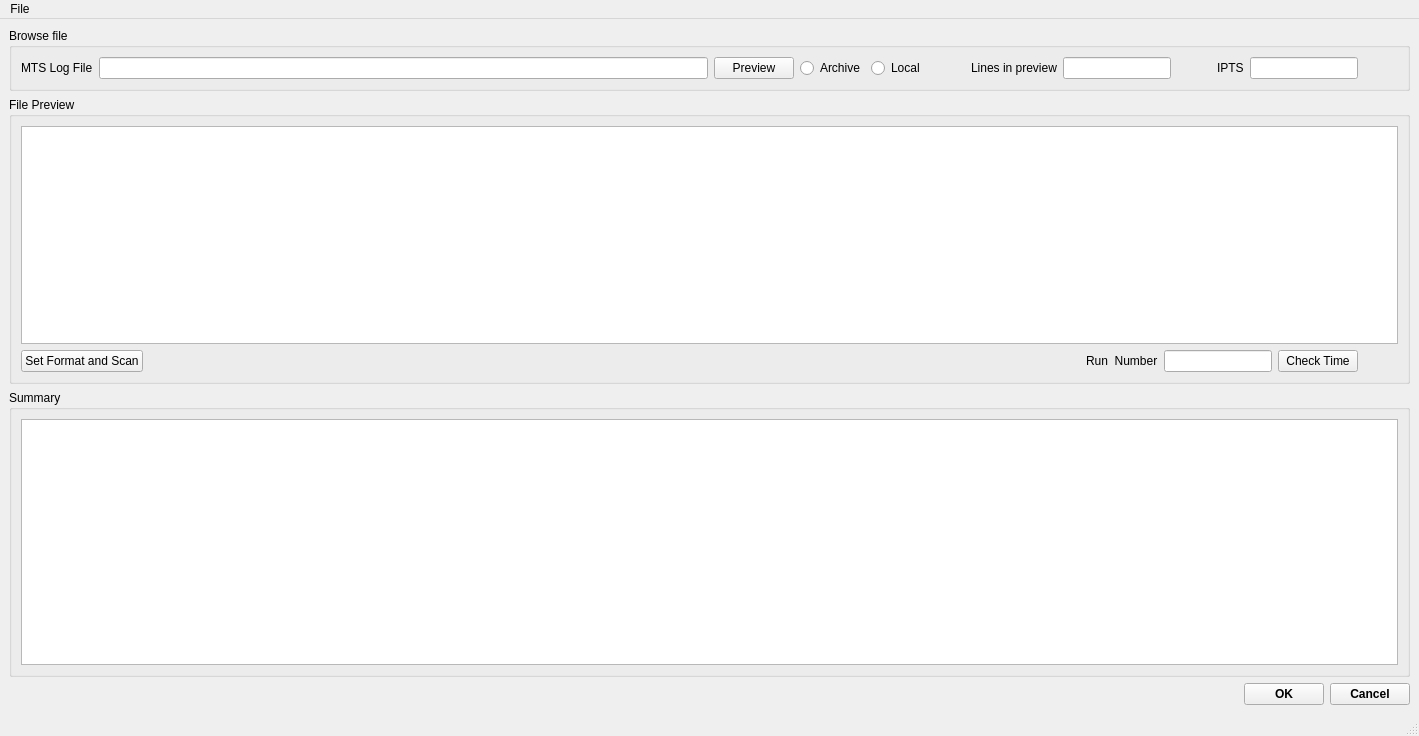
The window that src/interface/gui/ui_loadVulcanMTSLogFile.ui (neutrons/PyVDrive) describes before a commit, drawn with Qt 5.
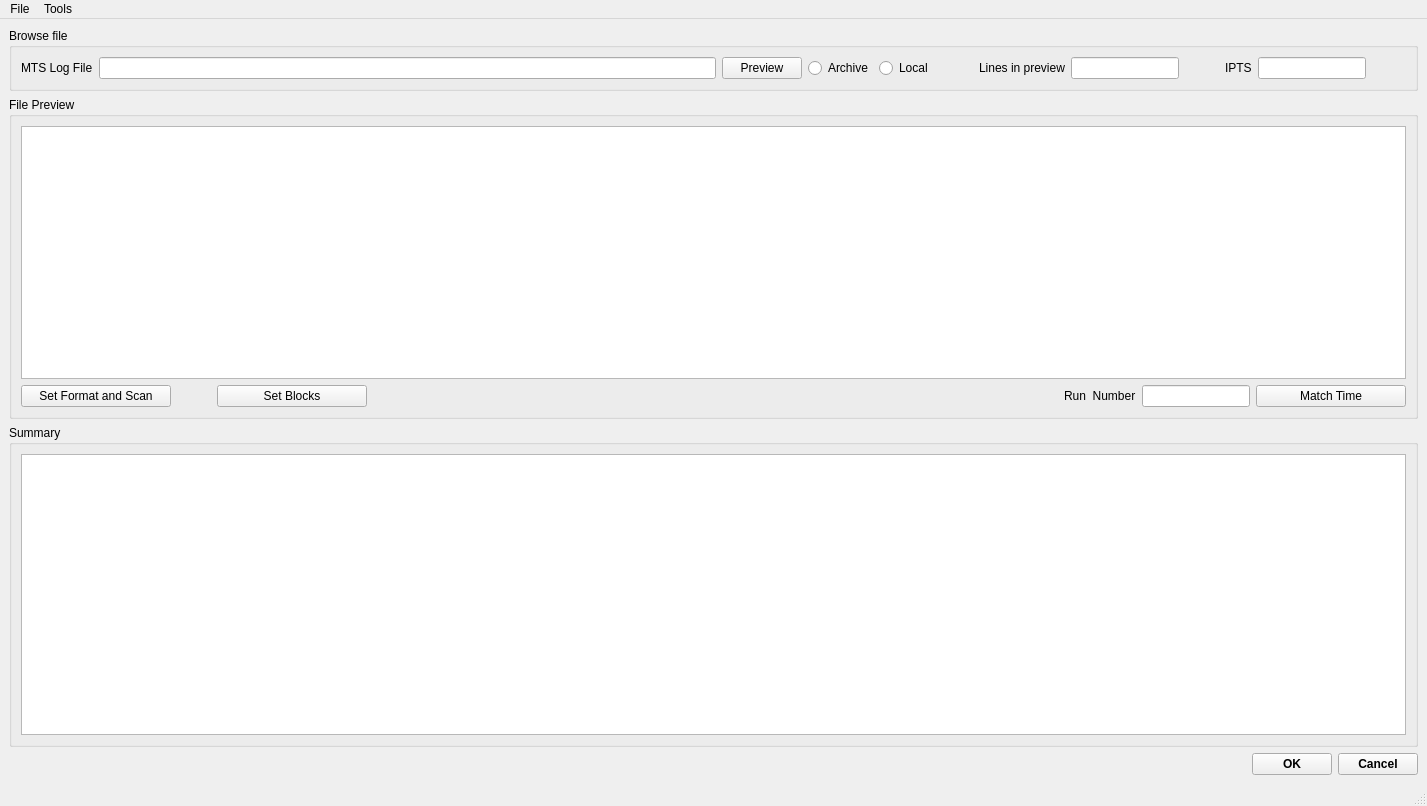
The same window after the commit. Custom widgets are drawn as their Qt base class.

The edit to the form file:
```diff
--- a/src/interface/gui/ui_loadVulcanMTSLogFile.ui
+++ b/src/interface/gui/ui_loadVulcanMTSLogFile.ui
@@ -9,8 +9,8 @@
    <rect>
     <x>0</x>
     <y>0</y>
-    <width>1419</width>
-    <height>736</height>
+    <width>1427</width>
+    <height>806</height>
    </rect>
   </property>
   <property name="windowTitle">
@@ -29,21 +29,33 @@
        </item>
        <item row="1" column="0">
         <layout class="QGridLayout" name="gridLayout_4">
-         <item row="0" column="4">
+         <item row="0" column="6">
           <widget class="QPushButton" name="pushButton_checkTime">
+           <property name="minimumSize">
+            <size>
+             <width>150</width>
+             <height>0</height>
+            </size>
+           </property>
            <property name="text">
-            <string>Check Time</string>
+            <string>Match Time</string>
            </property>
           </widget>
          </item>
          <item row="0" column="0">
           <widget class="QPushButton" name="pushButton_formatSet">
+           <property name="minimumSize">
+            <size>
+             <width>150</width>
+             <height>0</height>
+            </size>
+           </property>
            <property name="text">
             <string>Set Format and Scan</string>
            </property>
           </widget>
          </item>
-         <item row="0" column="3">
+         <item row="0" column="5">
           <widget class="QLineEdit" name="lineEdit_runNumber">
            <property name="sizePolicy">
             <sizepolicy hsizetype="Preferred" vsizetype="Fixed">
@@ -53,30 +65,14 @@
            </property>
           </widget>
          </item>
-         <item row="0" column="2">
+         <item row="0" column="4">
           <widget class="QLabel" name="label_3">
            <property name="text">
             <string>Run  Number</string>
            </property>
           </widget>
          </item>
-         <item row="0" column="5">
-          <spacer name="horizontalSpacer_2">
-           <property name="orientation">
-            <enum>Qt::Horizontal</enum>
-           </property>
-           <property name="sizeType">
-            <enum>QSizePolicy::Preferred</enum>
-           </property>
-           <property name="sizeHint" stdset="0">
-            <size>
-             <width>40</width>
-             <height>20</height>
-            </size>
-           </property>
-          </spacer>
-         </item>
-         <item row="0" column="1">
+         <item row="0" column="3">
           <spacer name="horizontalSpacer_5">
            <property name="orientation">
             <enum>Qt::Horizontal</enum>
@@ -89,6 +85,35 @@
            </property>
           </spacer>
          </item>
+         <item row="0" column="1">
+          <spacer name="horizontalSpacer_6">
+           <property name="orientation">
+            <enum>Qt::Horizontal</enum>
+           </property>
+           <property name="sizeType">
+            <enum>QSizePolicy::Ignored</enum>
+           </property>
+           <property name="sizeHint" stdset="0">
+            <size>
+             <width>40</width>
+             <height>20</height>
+            </size>
+           </property>
+          </spacer>
+         </item>
+         <item row="0" column="2">
+          <widget class="QPushButton" name="pushButton_setBlocks">
+           <property name="minimumSize">
+            <size>
+             <width>150</width>
+             <height>0</height>
+            </size>
+           </property>
+           <property name="text">
+            <string>Set Blocks</string>
+           </property>
+          </widget>
+         </item>
         </layout>
        </item>
       </layout>
@@ -281,7 +306,7 @@
     <rect>
      <x>0</x>
      <y>0</y>
-     <width>1419</width>
+     <width>1427</width>
      <height>25</height>
     </rect>
    </property>
@@ -291,7 +316,14 @@
     </property>
     <addaction name="actionQuit"/>
    </widget>
+   <widget class="QMenu" name="menuTools">
+    <property name="title">
+     <string>Tools</string>
+    </property>
+    <addaction name="actionReset"/>
+   </widget>
    <addaction name="menuFile"/>
+   <addaction name="menuTools"/>
   </widget>
   <widget class="QStatusBar" name="statusbar"/>
   <action name="actionQuit">
```
Left out of the diff: 15 changed lines with no effect on the pictures.
